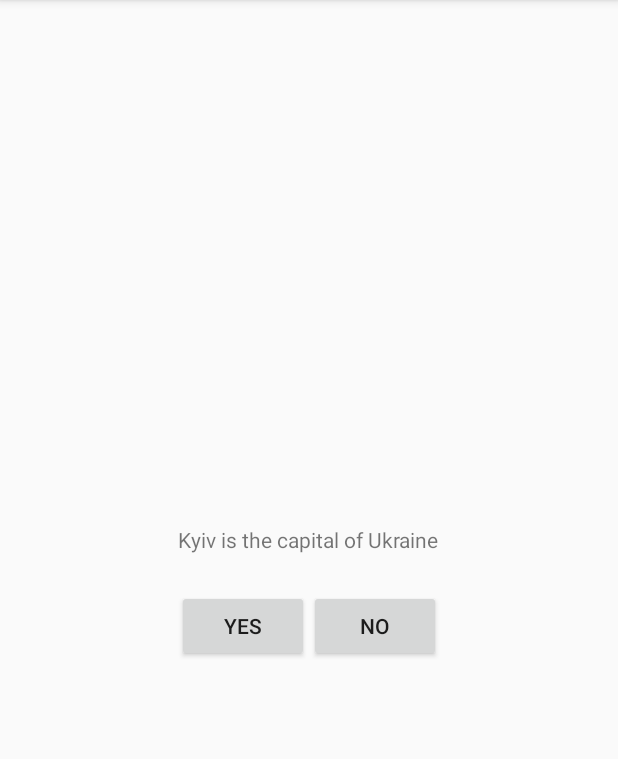
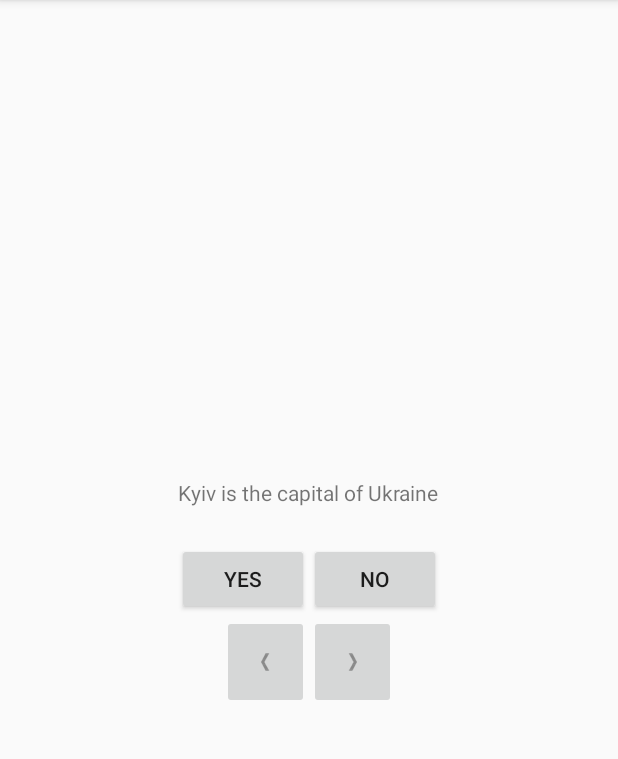
Before and after one commit to Michael-James-Ross/GeoQuiz, an Android app: the screen it shows after launch (QuizActivity), on a phone screen of 412 x 824 dp, the part 84-843 px from its top. Run offline under Robolectric (Android 15) with nearby library versions, the phone set to English and light mode, and no system bars.

```diff
--- a/app/src/main/java/com/onyshchenko/artem/geoquiz/QuizActivity.java
+++ b/app/src/main/java/com/onyshchenko/artem/geoquiz/QuizActivity.java
@@ -2,34 +2,104 @@ package com.onyshchenko.artem.geoquiz;
 
 import android.support.v7.app.AppCompatActivity;
 import android.os.Bundle;
+import android.util.Log;
 import android.view.View;
 import android.widget.Button;
+import android.widget.ImageButton;
+import android.widget.TextView;
 import android.widget.Toast;
+
+import model.Question;
 
 public class QuizActivity extends AppCompatActivity {
 
     private Button trueBtn;
     private Button falseBtn;
+    private ImageButton nextQuestionBtn;
+    private ImageButton prevQuestionBtn;
+
+    private TextView questionTextTxtView;
+    private int currentQuestionIndex = 0;
+    private Question [] questions = {new Question(R.string.question_capital, true),
+                                     new Question(R.string.question_ocean, false),
+                                     new Question(R.string.question_sea, false),
+                                     new Question(R.string.question_country, false)};
 
     @Override
     protected void onCreate(Bundle savedInstanceState) {
         super.onCreate(savedInstanceState);
         setContentView(R.layout.activity_quiz);
+        questionTextTxtView = (TextView) findViewById(R.id.questionTextTxtView);
+        updateQuestion();
         trueBtn = (Button)findViewById(R.id.trueBtn);
         falseBtn = (Button)findViewById(R.id.falseBtn);
+        nextQuestionBtn = (ImageButton)findViewById(R.id.nextBtn);
+        prevQuestionBtn = (ImageButton)findViewById(R.id.prevBtn);
 
         trueBtn.setOnClickListener(new View.OnClickListener() {
             @Override
             public void onClick(View v) {
-                Toast.makeText(QuizActivity.this, R.string.correct_toast, Toast.LENGTH_LONG).show();
+                checkAnswer(true);
             }
         });
 
         falseBtn.setOnClickListener(new View.OnClickListener() {
             @Override
             public void onClick(View v) {
-                Toast.makeText(QuizActivity.this, R.string.incorrect_toast, Toast.LENGTH_LONG).show();
+                checkAnswer(false);
+            }
+        });
+
+        questionTextTxtView.setOnClickListener(new View.OnClickListener() {
+            @Override
+            public void onClick(View v) {
+                setNextQuestionIndex();
+                updateQuestion();
+            }
+        });
+
+        nextQuestionBtn.setOnClickListener(new View.OnClickListener() {
+            @Override
+            public void onClick(View v) {
+                setNextQuestionIndex();
+                updateQuestion();
+            }
+        });
+
+        prevQuestionBtn.setOnClickListener(new View.OnClickListener() {
+            @Override
+            public void onClick(View v) {
+                setPrevQuestionIndex();
+                updateQuestion();
             }
         });
     }
+
+    private void setNextQuestionIndex() {
+        currentQuestionIndex = (currentQuestionIndex + 1) % QuizActivity.this.questions.length;
+    }
+
+    private void setPrevQuestionIndex() {
+        if(currentQuestionIndex - 1 >= 0) {
+            currentQuestionIndex -= 1;
+        } else {
+            currentQuestionIndex = questions.length - 1;
+        }
+    }
+
+    private void updateQuestion() {
+        int question = questions[currentQuestionIndex].getQuestionTextResId();
+        questionTextTxtView.setText(question);
+    }
+
+    private void checkAnswer(boolean userPressed) {
+        boolean answer = questions[currentQuestionIndex].isAnswer();
+        int toastResId;
+        if(answer == userPressed) {
+            toastResId = R.string.correct_toast;
+        } else {
+            toastResId = R.string.incorrect_toast;
+        }
+        Toast.makeText(QuizActivity.this, toastResId, Toast.LENGTH_LONG).show();
+    }
 }
--- /dev/null
+++ b/app/src/main/java/model/Question.java
@@ -0,0 +1,30 @@
+package model;
+
+public class Question {
+    private int questionTextResId;
+    private boolean answer;
+
+    public Question() {
+    }
+
+    public Question(int questionTextResId, boolean answer) {
+        this.questionTextResId = questionTextResId;
+        this.answer = answer;
+    }
+
+    public int getQuestionTextResId() {
+        return questionTextResId;
+    }
+
+    public void setQuestionTextResId(int questionTextResId) {
+        this.questionTextResId = questionTextResId;
+    }
+
+    public boolean isAnswer() {
+        return answer;
+    }
+
+    public void setAnswer(boolean answer) {
+        this.answer = answer;
+    }
+}
--- a/app/src/main/res/layout/activity_quiz.xml
+++ b/app/src/main/res/layout/activity_quiz.xml
@@ -13,7 +13,7 @@
         android:layout_width="wrap_content"
         android:layout_height="wrap_content"
         android:padding="24dp"
-        android:text="@string/question_text" />
+        android:text="@string/question_capital" />
 
     <LinearLayout
         android:layout_width="wrap_content"
@@ -29,4 +29,21 @@
             android:layout_height="wrap_content"
             android:text="@string/false_button"/>
     </LinearLayout>
+    <LinearLayout
+        android:layout_width="wrap_content"
+        android:layout_height="wrap_content">
+        <ImageButton
+            android:id="@+id/prevBtn"
+            android:padding="24dp"
+            android:layout_width="wrap_content"
+            android:layout_height="wrap_content"
+            android:src="@drawable/arrow_left"/>
+        <ImageButton
+            android:id="@+id/nextBtn"
+            android:padding="24dp"
+            android:layout_width="wrap_content"
+            android:layout_height="wrap_content"
+            android:src="@drawable/arrow_right"
+            />
+    </LinearLayout>
 </LinearLayout>
--- a/app/src/main/res/values/strings.xml
+++ b/app/src/main/res/values/strings.xml
@@ -1,8 +1,12 @@
 <resources>
     <string name="app_name">GeoQuiz</string>
-    <string name="question_text">Kyiv is the capital of Ukraine</string>
+    <string name="question_capital">Kyiv is the capital of Ukraine</string>
+    <string name="question_ocean">Atlantic ocean is biggest then Pacific</string>
+    <string name="question_sea">Ukraine has access to Notrh sea</string>
+    <string name="question_country">Japan is situated in Europe</string>
     <string name="true_button">Yes</string>
     <string name="false_button">No</string>
     <string name="correct_toast">Correct!</string>
     <string name="incorrect_toast">Incorrect!</string>
+    <string name="next_button">Next</string>
 </resources>
```
Also changed, not shown: app/src/main/res/drawable-hdpi/arrow_left.png (added), app/src/main/res/drawable-hdpi/arrow_right.png (added), app/src/main/res/drawable-mdpi/arrow_left.png (added), app/src/main/res/drawable-mdpi/arrow_right.png (added), app/src/main/res/drawable-xhdpi/arrow_left.png (added), app/src/main/res/drawable-xhdpi/arrow_right.png (added), app/src/main/res/drawable-xxhdpi/arrow_left.png (added), app/src/main/res/drawable-xxhdpi/arrow_right.png (added).
